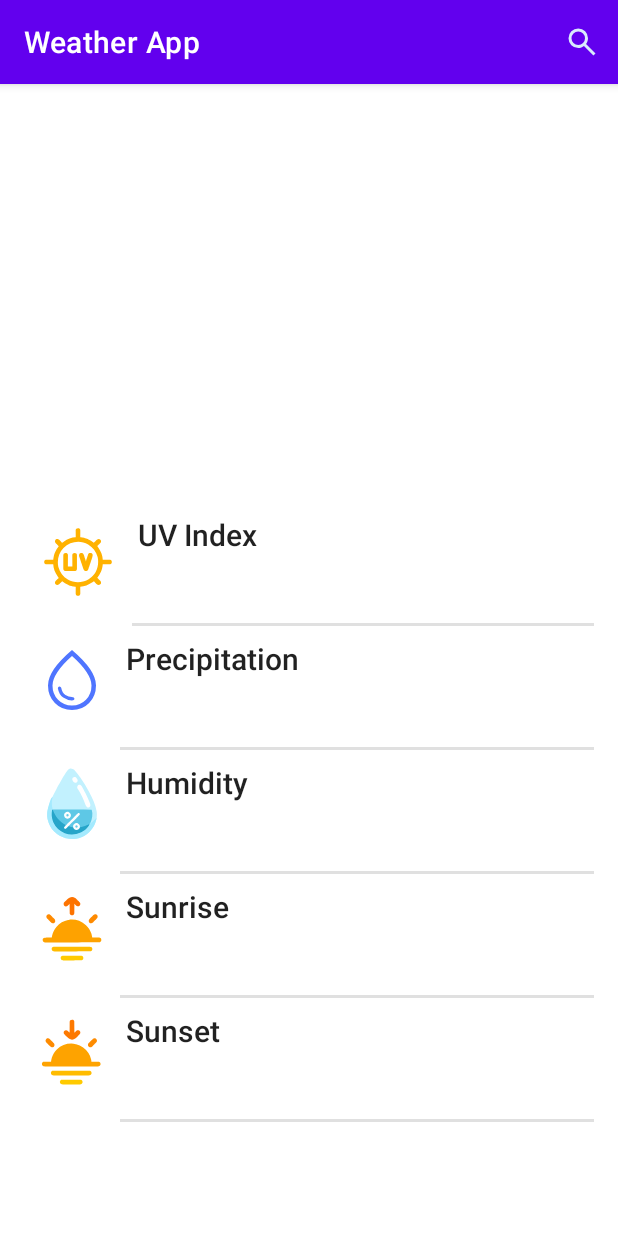
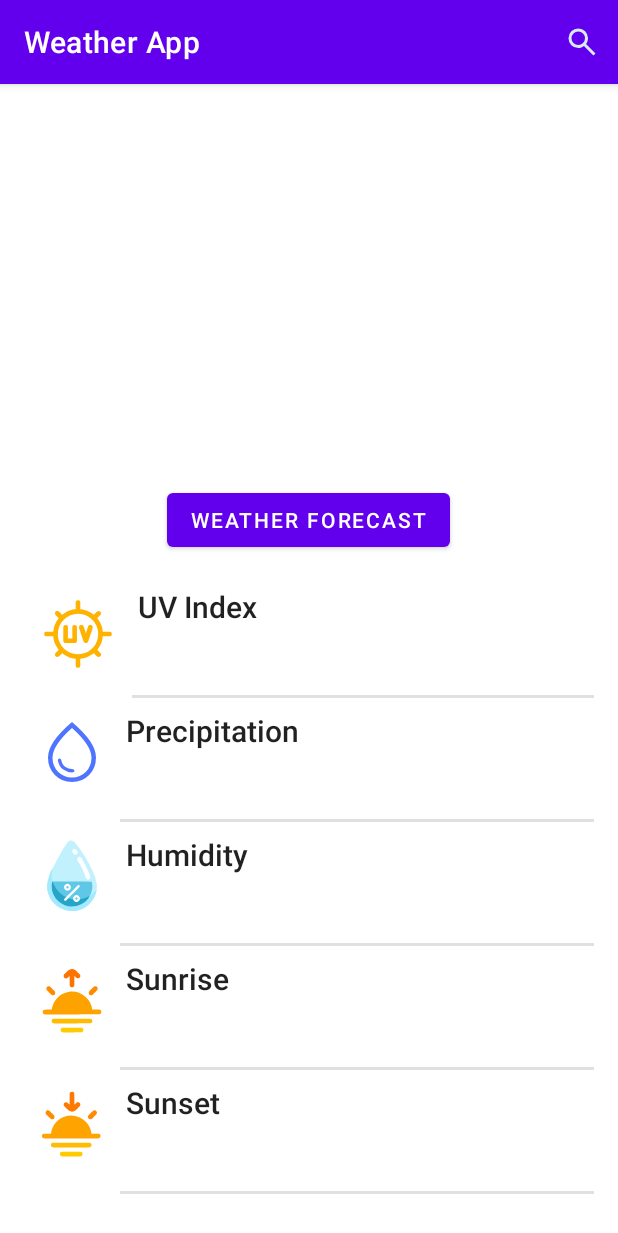
Before and after one commit to rahulstech/android-weather-app, an Android app: the screen it shows after launch (HomeActivity), on a phone screen of 412 x 824 dp. Shown: the top 1233 px of the screen. Run offline under Robolectric (Android 15) with nearby library versions, the phone set to English and light mode, and no system bars; network calls fail.

Commit message:
7 days weather forecast

```diff
--- a/app/src/main/AndroidManifest.xml
+++ b/app/src/main/AndroidManifest.xml
@@ -15,6 +15,9 @@
         android:theme="@style/Theme.WeatherApp"
         tools:targetApi="31">
         <activity
+            android:name=".activity.WeatherForecastActivity"
+            android:exported="false" />
+        <activity
             android:name=".activity.CitySearchActivity"
             android:exported="false" />
         <activity
--- a/app/src/main/java/rahulstech/android/weatherapp/activity/HomeActivity.kt
+++ b/app/src/main/java/rahulstech/android/weatherapp/activity/HomeActivity.kt
@@ -5,6 +5,7 @@ import android.os.Bundle
 import android.util.Log
 import android.view.Menu
 import android.view.MenuItem
+import android.widget.Button
 import android.widget.ImageView
 import android.widget.TextView
 import androidx.appcompat.app.AppCompatActivity
@@ -59,6 +60,8 @@ class HomeActivity : AppCompatActivity() {
 
     private lateinit var forecastHourly: RecyclerView
 
+    private lateinit var btnWeatherForecast: Button
+
     private lateinit var hourlyForecastAdapter: HourlyForecastAdapter
 
     override fun onCreate(savedInstanceState: Bundle?) {
@@ -77,6 +80,8 @@ class HomeActivity : AppCompatActivity() {
         otherTemp = findViewById(R.id.other_temp)
         dateTime = findViewById(R.id.dateTime)
         forecastHourly = findViewById(R.id.forecast_hourly)
+        btnWeatherForecast = findViewById(R.id.btn_weather_forecast)
+        btnWeatherForecast.setOnClickListener { handleWeatherForecastButton() }
 
         val layoutManager = LinearLayoutManager(this, LinearLayoutManager.HORIZONTAL, false)
         hourlyForecastAdapter = HourlyForecastAdapter(this)
@@ -86,6 +91,10 @@ class HomeActivity : AppCompatActivity() {
 
         viewModel = ViewModelProvider(this).get(HomeViewModel::class.java)
         viewModel.weatherToday.observe(this) { onCurrentWeatherReportFetched(it) }
+    }
+
+    private fun handleWeatherForecastButton() {
+        startActivity(Intent(this, WeatherForecastActivity::class.java))
     }
 
     override fun onStart() {
--- a/app/src/main/java/rahulstech/android/weatherapp/viewmodel/HomeViewModel.kt
+++ b/app/src/main/java/rahulstech/android/weatherapp/viewmodel/HomeViewModel.kt
@@ -19,6 +19,10 @@ class HomeViewModel(application: Application) : AndroidViewModel(application) {
         repository.getWeatherToday(it)
     }
 
+    val sevenDaysWeatherForecast: LiveData<List<WeatherForecast>?> = locationIdLiveData.switchMap {
+        repository.getWeatherForecast(it, 7)
+    }
+
     fun setLocationId(locationId: String) {
         locationIdLiveData.value = locationId
     }
--- a/app/src/main/res/layout/activity_home.xml
+++ b/app/src/main/res/layout/activity_home.xml
@@ -91,6 +91,13 @@
             android:id="@+id/forecast_hourly"
             android:layout_width="match_parent"
             android:layout_height="wrap_content" />
+
+        <!-- button to navigate weather forecast screen -->
+        <Button
+            android:id="@+id/btn_weather_forecast"
+            android:layout_width="wrap_content"
+            android:layout_height="wrap_content"
+            android:text="@string/text_weather_forecast" />
 
         <!-- weather details -->
         <LinearLayout
--- /dev/null
+++ b/app/src/main/res/layout/activity_weather_forecast.xml
@@ -0,0 +1,5 @@
+<?xml version="1.0" encoding="utf-8"?>
+<androidx.recyclerview.widget.RecyclerView xmlns:android="http://schemas.android.com/apk/res/android"
+    android:id="@+id/forecasts"
+    android:layout_width="match_parent"
+    android:layout_height="match_parent" />
--- a/app/src/main/res/values/strings.xml
+++ b/app/src/main/res/values/strings.xml
@@ -6,7 +6,7 @@
     <string name="text_humidity">Humidity</string>
     <string name="text_sunrise">Sunrise</string>
     <string name="text_sunset">Sunset</string>
-    <string name="text_other_temp_c">%.2f°C / %.2f°C feels like %.2f°C</string>
+    <string name="text_other_temp_c">%.2f°c / %.2f°c feels like %.2f°c</string>
     <string name="text_uv_low">Low</string>
     <string name="text_uv_moderate">Moderate</string>
     <string name="text_uv_high">High</string>
@@ -25,4 +25,7 @@
     <string name="text_search_city">Search city</string>
     <string name="text_load_more_cities">Load more cities...</string>
     <string name="message_current_location_changed">location changed to %s</string>
+    <string name="text_weather_forecast">Weather Forecast</string>
+    <string name="text_forecast_temp_c">%.2f°c/%.2f°c</string>
+    <string name="text_forecast_precipitation">%.2f%%</string>
 </resources>
--- a/backend/weather-repository/src/main/java/rahulstech/weather/repository/WeatherRepository.kt
+++ b/backend/weather-repository/src/main/java/rahulstech/weather/repository/WeatherRepository.kt
@@ -4,6 +4,7 @@ import android.util.Log
 import androidx.lifecycle.LiveData
 import androidx.lifecycle.MutableLiveData
 import androidx.lifecycle.asLiveData
+import androidx.lifecycle.map
 import com.weather.api.Location
 import com.weather.api.WeatherClient
 import kotlinx.coroutines.Dispatchers
@@ -24,15 +25,18 @@ class WeatherRepository(private val apiKey: String) {
 
     private val TAG = WeatherRepository::class.java.simpleName
 
+    private val FORMATER_DATE = DateTimeFormatter.ofPattern("yyyy-MM-dd")
+
     private val FORMATER_TIME = DateTimeFormatter.ofPattern("hh:mm a")
 
     private val FORMATER_DATE_TIME = DateTimeFormatter.ofPattern("yyyy-MM-dd HH:mm")
 
     private val api by lazy { WeatherClient.getInstance(apiKey).api }
 
-    fun getWeatherToday(locationId: String): LiveData<WeatherForecast?> {
-        val mainFlow: Flow<WeatherForecast?> = flow {
-            val response = api.getForecast("id:$locationId", 1)
+
+    fun getWeatherForecast(locationId: String, days: Int): LiveData<List<WeatherForecast>?> {
+        val mainFlow: Flow<List<WeatherForecast>?> = flow {
+            val response = api.getForecast("id:$locationId", days)
             if (response.isSuccessful) {
                 emit(response.body())
             }
@@ -49,22 +53,26 @@ class WeatherRepository(private val apiKey: String) {
                 }
 
                 val location = it.location
-                val forecast = it.forecast.forecastday[0]
-                val hours = forecast.hour
-                val day = forecast.day
-                val astronomy = forecast.astro
+                val city = convertLocationToCity(locationId, location)
+                val forecastDays = it.forecast.forecastday
+                val forecast = mutableListOf<WeatherForecast>()
 
-                val city = convertLocationToCity(locationId, location)
+                Log.i(TAG, "no of forecastDays ${forecastDays.size}")
 
-                val date = LocalDate.now()
+                forecastDays.forEach {
+                    val hours = it.hour
+                    val day = it.day
+                    val astronomy = it.astro
 
-                val dailyWeather = DailyWeather(city, date,
+                    val date = LocalDate.parse(it.date)
+
+                    val dailyWeather = DailyWeather(city, date, WeatherCondition.get(day.condition.code),
                         day.maxtemp_c,day.mintemp_c,day.avgtmp_c,
                         day.totalprecip_mm, day.avghumidity,day.uv,
                         LocalTime.parse(astronomy.sunrise,FORMATER_TIME), LocalTime.parse(astronomy.sunset,FORMATER_TIME))
 
                     val hourlyWeathers = mutableListOf<HourlyWeather>()
-                for (data in hours) {
+                    hours.forEach { data ->
                         val hourlyWeather = HourlyWeather(city, LocalDateTime.parse(data.time, FORMATER_DATE_TIME), 1 == data.is_day,
                             WeatherCondition.get(data.condition.code),
                             data.temp_c, data.feelslike_c, data.precip_mm, data.humidity, data.uv)
@@ -72,8 +80,10 @@ class WeatherRepository(private val apiKey: String) {
                     }
 
                     val weatherForecast = WeatherForecast(city,dailyWeather,hourlyWeathers)
+                    forecast.add(weatherForecast)
+                }
 
-                emit(weatherForecast)
+                emit(forecast)
             }
             .flowOn(Dispatchers.IO)
             .catch {
@@ -82,6 +92,16 @@ class WeatherRepository(private val apiKey: String) {
             }
 
         return mainFlow.asLiveData()
+    }
+
+    fun getWeatherToday(locationId: String): LiveData<WeatherForecast?> =
+        getWeatherForecast(locationId, 1).map {
+            if (it.isNullOrEmpty()) {
+                null
+            }
+            else {
+                it[0]
+            }
         }
 
     fun searchCity(keyword: String?): LiveData<List<City>> {
```
Also changed, not shown: app/src/main/java/rahulstech/android/weatherapp/activity/WeatherForecastActivity.kt (added, +56 -0 lines), app/src/main/java/rahulstech/android/weatherapp/adapter/WeatherForecastAdapter.kt (added, +82 -0 lines), app/src/main/res/drawable/thermometer.xml (added, +17 -0 lines), app/src/main/res/layout/item_daily_weather_forecast.xml (added, +79 -0 lines), app/src/main/res/layout/item_load_more_citites.xml (deleted, +0 -8 lines), backend/weather-repository/src/main/java/rahulstech/weather/repository/models.kt (+8 -8 lines). Lines whose indentation alone changed are shown as unchanged.
